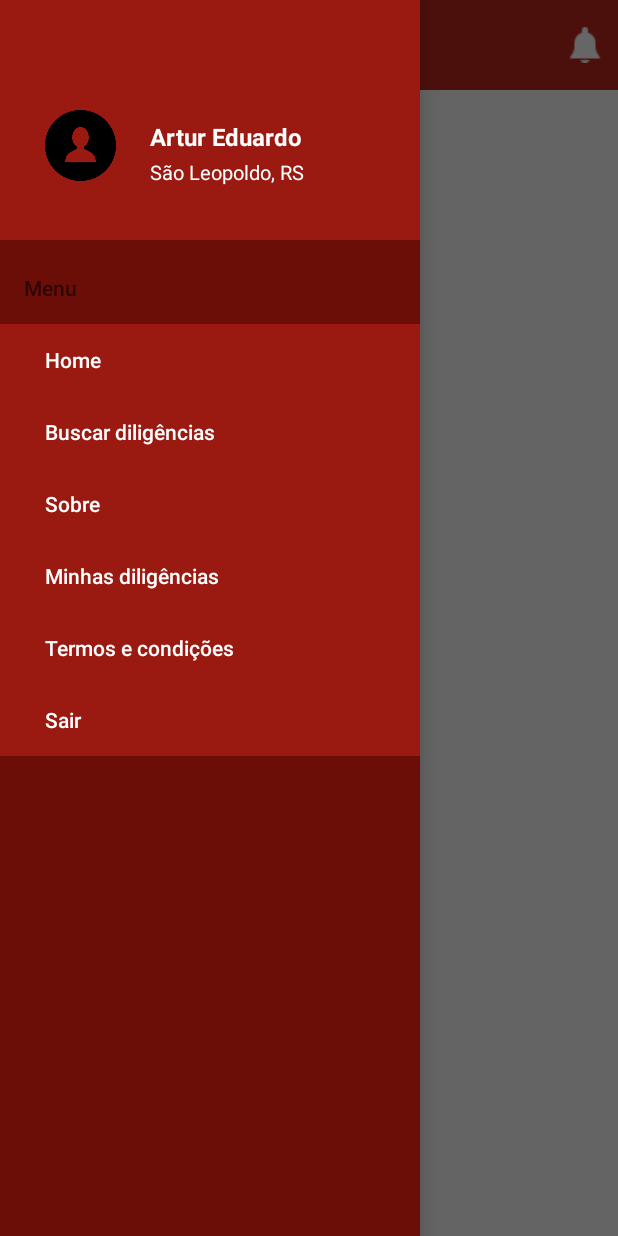
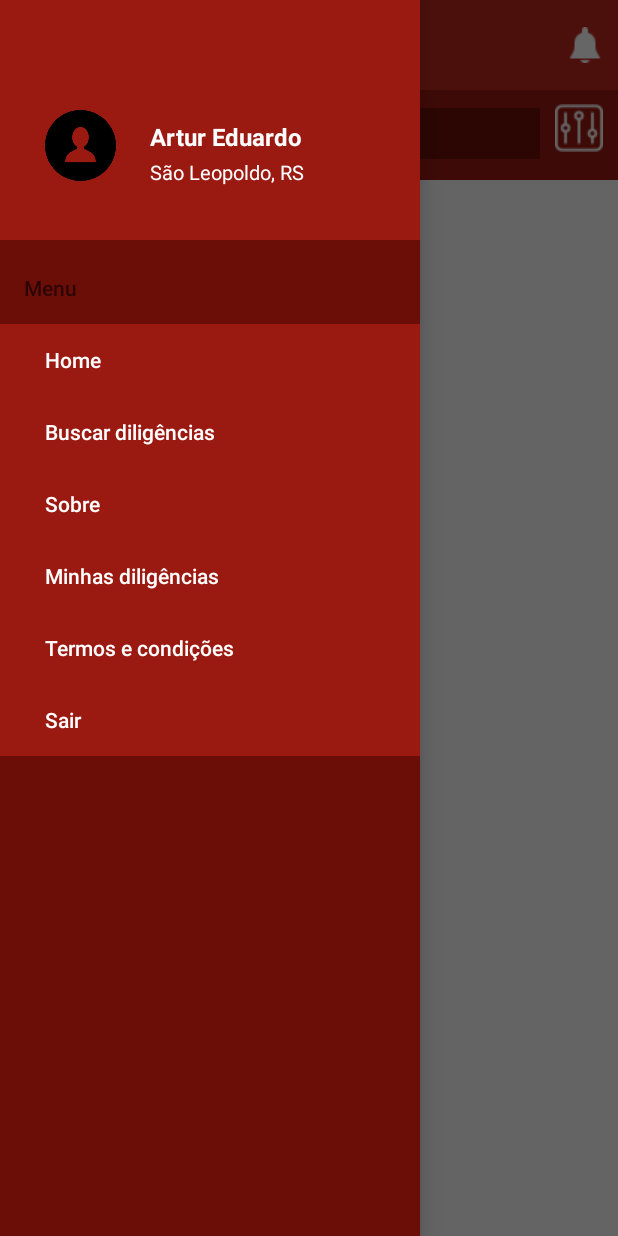
Before and after one commit to artureduard0/ADiligenciaApp, an Android app: the home screen opened directly, with no data from a screen before it, with the side drawer open, on a phone screen of 412 x 824 dp. Run offline under Robolectric (Android 15) with nearby library versions, the phone set to English and light mode, and no system bars.

Commit message:
barra de pesquisas adicionada a home

```diff
--- a/app/src/main/res/layout/activity_home.xml
+++ b/app/src/main/res/layout/activity_home.xml
@@ -6,8 +6,8 @@
     android:layout_width="match_parent"
     android:layout_height="match_parent"
     android:fitsSystemWindows="true"
-    tools:context=".home"
-    tools:openDrawer="left">
+    tools:context=".home">
+    <!--tools:openDrawer="left"-->
 
 
     <LinearLayout
--- a/app/src/main/res/layout/header.xml
+++ b/app/src/main/res/layout/header.xml
@@ -49,5 +49,6 @@
 
     </androidx.appcompat.widget.Toolbar>
 
+    <include layout="@layout/searchbar"/>
 
 </LinearLayout>
--- a/app/src/main/res/layout/searchbar.xml
+++ b/app/src/main/res/layout/searchbar.xml
@@ -1,18 +1,23 @@
 <?xml version="1.0" encoding="utf-8"?>
-<LinearLayout xmlns:android="http://schemas.android.com/apk/res/android"
+<RelativeLayout xmlns:android="http://schemas.android.com/apk/res/android"
     android:id="@+id/search"
     android:layout_width="match_parent"
     android:layout_height="60sp"
-    android:background="@color/colorPrimary">
+    android:background="@color/colorPrimary"
+    android:orientation="vertical">
 
     <EditText
-        android:layout_width="350dp"
+        android:layout_width="wrap_content"
         android:layout_height="wrap_content"
-        android:layout_marginStart="10sp"
+        android:layout_alignParentStart="true"
+        android:layout_marginStart="11dp"
         android:layout_marginLeft="10sp"
         android:layout_marginTop="12dp"
         android:layout_marginEnd="10sp"
+        android:textSize="16sp"
         android:layout_marginRight="10sp"
+        android:textColor="@color/white"
+        android:textColorHint="@color/white"
         android:layout_marginBottom="13dp"
         android:layout_toStartOf="@+id/imageView5"
         android:background="@color/secondaryColor"
@@ -25,10 +30,11 @@
         android:id="@+id/imageView5"
         android:layout_width="wrap_content"
         android:layout_height="wrap_content"
-        android:layout_marginLeft="370dp"
-        android:layout_marginTop="12dp"
-        android:layout_marginEnd="9dp"
+        android:layout_alignParentEnd="true"
+        android:layout_marginEnd="10dp"
+        android:layout_marginTop="9dp"
+        android:layout_marginBottom="3dp"
         android:background="@android:color/transparent"
         android:contentDescription="@string/btnConfig"
         android:src="@drawable/config32" />
-</LinearLayout>
+</RelativeLayout>
```
